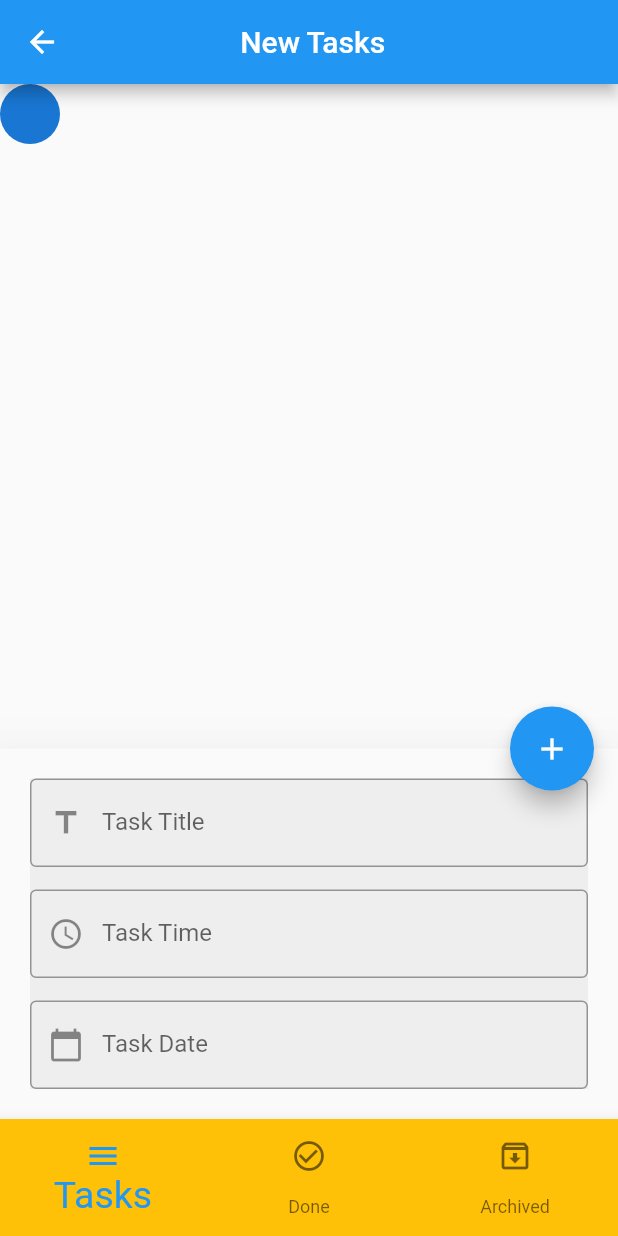
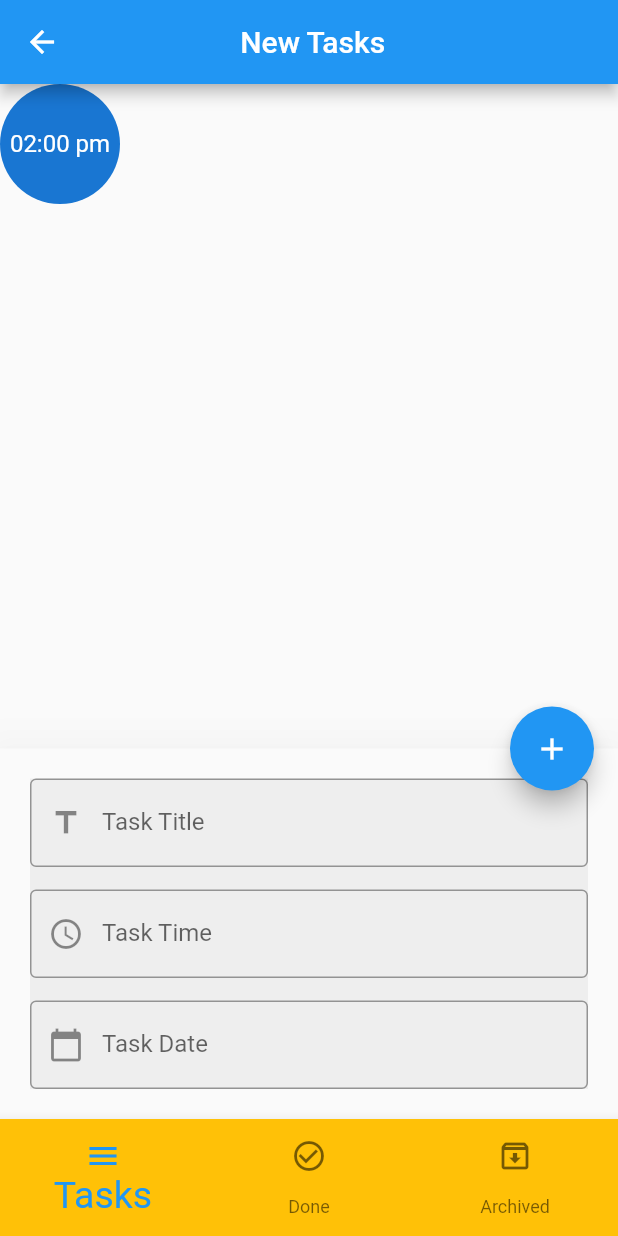
Before and after one commit to Devsaci/bottom_navigation_bar_mansour, a Flutter app: the screen it shows after launch, after a tap on the "edit" icon, on a phone screen of 412 x 824 dp. Run offline on Flutter 3.47's test engine with Material 2 defaults, Android fonts, the phone set to English and light mode, and no system bars; our stand-ins replace sqflite; accounts and stored records are empty.

Commit message:
NewTasksScreen()

```diff
--- a/lib/layout/home_layout.dart
+++ b/lib/layout/home_layout.dart
@@ -53,7 +53,7 @@ class _HomeLayoutState extends State<HomeLayout> {
         title: Text(titles[currentIndex]),
         centerTitle: true,
       ),
-      body: screens[currentIndex],
+      body: NewTasksScreen(),
       floatingActionButton: FloatingActionButton(
         onPressed: () {
           // try {
--- a/lib/models/new_tasks_screen.dart
+++ b/lib/models/new_tasks_screen.dart
@@ -7,7 +7,10 @@ class NewTasksScreen extends StatelessWidget {
   Widget build(BuildContext context) {
     return Row(
       children: [
-        CircleAvatar(),
+        CircleAvatar(
+          radius: 40.0,
+          child: Text('02:00 pm'),
+        ),
       ],
     );
   }
```
